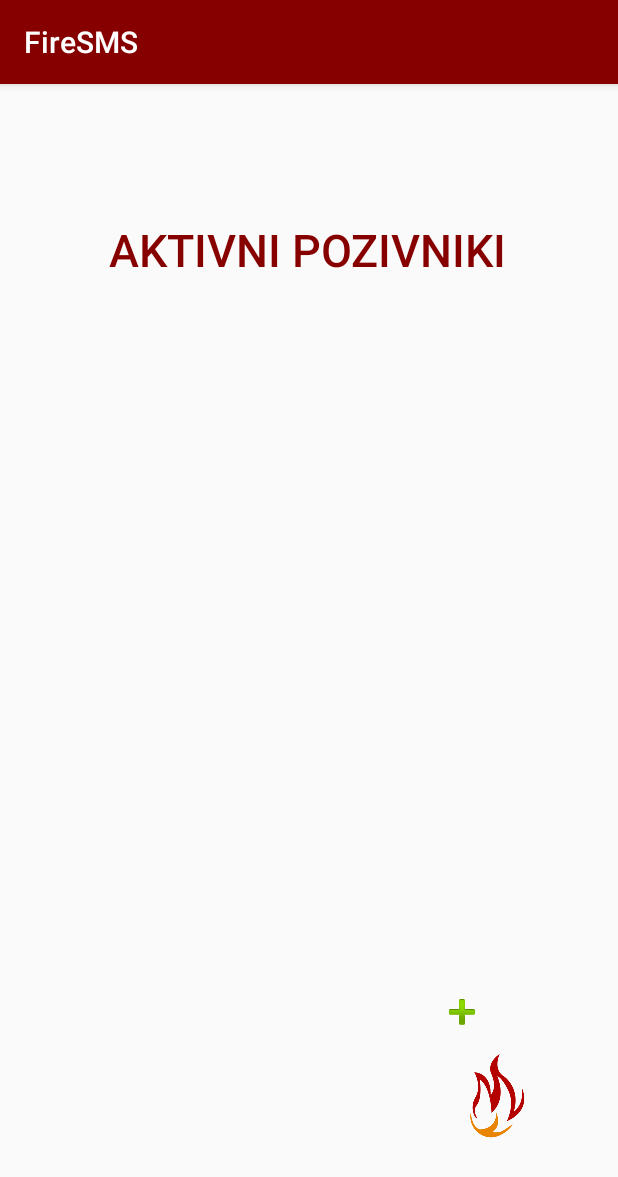
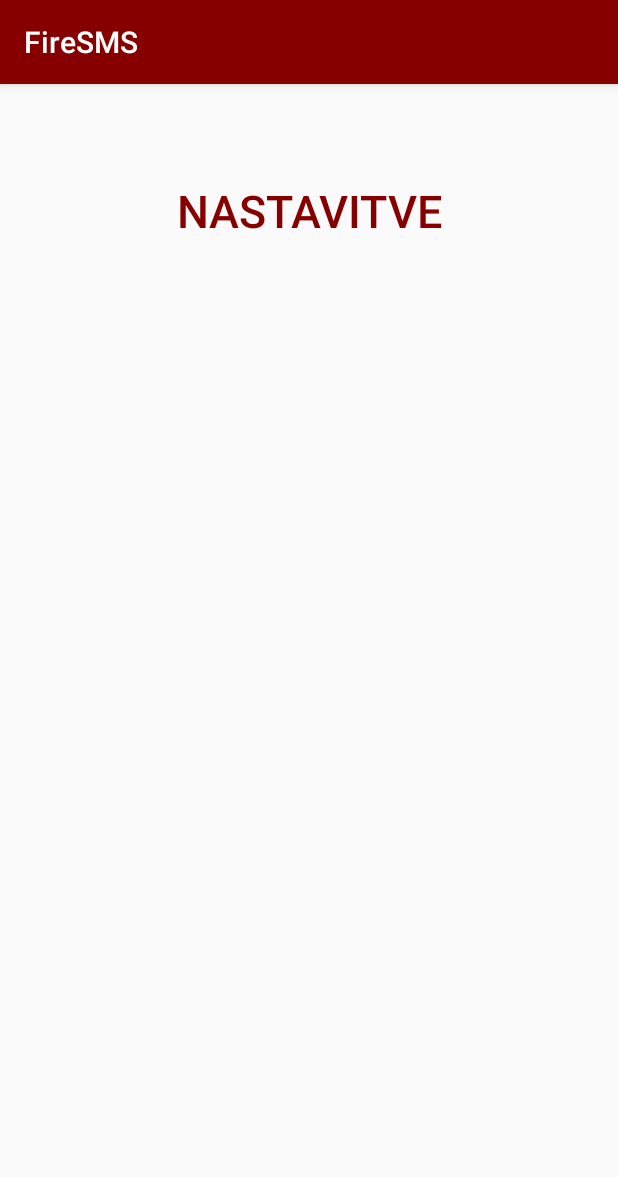
Before and after one commit to Simon442/FireSMS, an Android app: the SettingsActivity screen opened directly, with no data from a screen before it, on a phone screen of 412 x 824 dp. Shown: the top 1177 px of the screen. Run offline under Robolectric (Android 15) with nearby library versions, the phone set to English and light mode, and no system bars.

Commit message:
Add settings activity Add onoff settings

```diff
--- a/app/src/main/AndroidManifest.xml
+++ b/app/src/main/AndroidManifest.xml
@@ -21,7 +21,12 @@
         android:roundIcon="@mipmap/ic_launcher_round"
         android:supportsRtl="true"
         android:theme="@style/AppTheme">
-        <activity android:name=".DodajPozivnike"></activity>
+        <activity android:name=".SettingsActivity"></activity>
+        <activity android:name=".AddPagerActivity">
+            <intent-filter>
+                <action android:name="android.intent.action.CHOOSER" />
+            </intent-filter>
+        </activity>
         <activity android:name=".MainActivity">
             <intent-filter>
                 <action android:name="android.intent.action.MAIN" />
--- a/app/src/main/java/com/example/firesms/DodajPozivnike.java
+++ b/app/src/main/java/com/example/firesms/SettingsActivity.java
@@ -4,12 +4,11 @@ import androidx.appcompat.app.AppCompatActivity;
 
 import android.os.Bundle;
 
-public class DodajPozivnike extends AppCompatActivity {
-
+public class SettingsActivity extends AppCompatActivity {
 
     @Override
     protected void onCreate(Bundle savedInstanceState) {
         super.onCreate(savedInstanceState);
-        setContentView(R.layout.activity_dodaj_pozivnike);
+        setContentView(R.layout.activity_settings);
     }
 }
--- a/app/src/main/res/layout/activity_dodaj_pozivnike.xml
+++ b/app/src/main/res/layout/activity_add_pager.xml
@@ -4,7 +4,7 @@
     xmlns:tools="http://schemas.android.com/tools"
     android:layout_width="match_parent"
     android:layout_height="match_parent"
-    tools:context=".DodajPozivnike">
+    tools:context=".AddPagerActivity">
 
     <TextView
         android:id="@+id/textView3"
--- /dev/null
+++ b/app/src/main/res/layout/activity_settings.xml
@@ -0,0 +1,21 @@
+<?xml version="1.0" encoding="utf-8"?>
+<androidx.constraintlayout.widget.ConstraintLayout xmlns:android="http://schemas.android.com/apk/res/android"
+    xmlns:app="http://schemas.android.com/apk/res-auto"
+    xmlns:tools="http://schemas.android.com/tools"
+    android:layout_width="match_parent"
+    android:layout_height="match_parent"
+    tools:context=".SettingsActivity">
+
+    <TextView
+        android:id="@+id/settingsText"
+        android:layout_width="wrap_content"
+        android:layout_height="wrap_content"
+        android:layout_marginTop="64dp"
+        android:text="@string/nastavitve"
+        android:textAppearance="@style/TextAppearance.AppCompat.Body2"
+        android:textColor="@color/colorPrimaryDark"
+        android:textSize="30sp"
+        app:layout_constraintEnd_toEndOf="parent"
+        app:layout_constraintStart_toStartOf="parent"
+        app:layout_constraintTop_toTopOf="parent" />
+</androidx.constraintlayout.widget.ConstraintLayout>
--- a/app/src/main/res/values/strings.xml
+++ b/app/src/main/res/values/strings.xml
@@ -2,6 +2,7 @@
     <string name="app_name">FireSMS</string>
     <string name="pretekli_pozivi">PRETEKLI POZIVI</string>
     <string name="vklopi">VKLOPI</string>
+    <string name="izklopi">IZKLOPI</string>
     <string name="nastavitve">NASTAVITVE</string>
     <string name="dodaj_pozivnik">DODAJ POZIVNIK</string>
     <string name="dodaj_poziv">DODAJ POZIV</string>
```
Also changed, not shown: app/src/main/java/com/example/firesms/AddPagerActivity.java (added, +15 -0 lines), app/src/main/java/com/example/firesms/MainActivity.java (+36 -7 lines), app/src/main/res/layout/activity_main.xml (+7 -7 lines).
